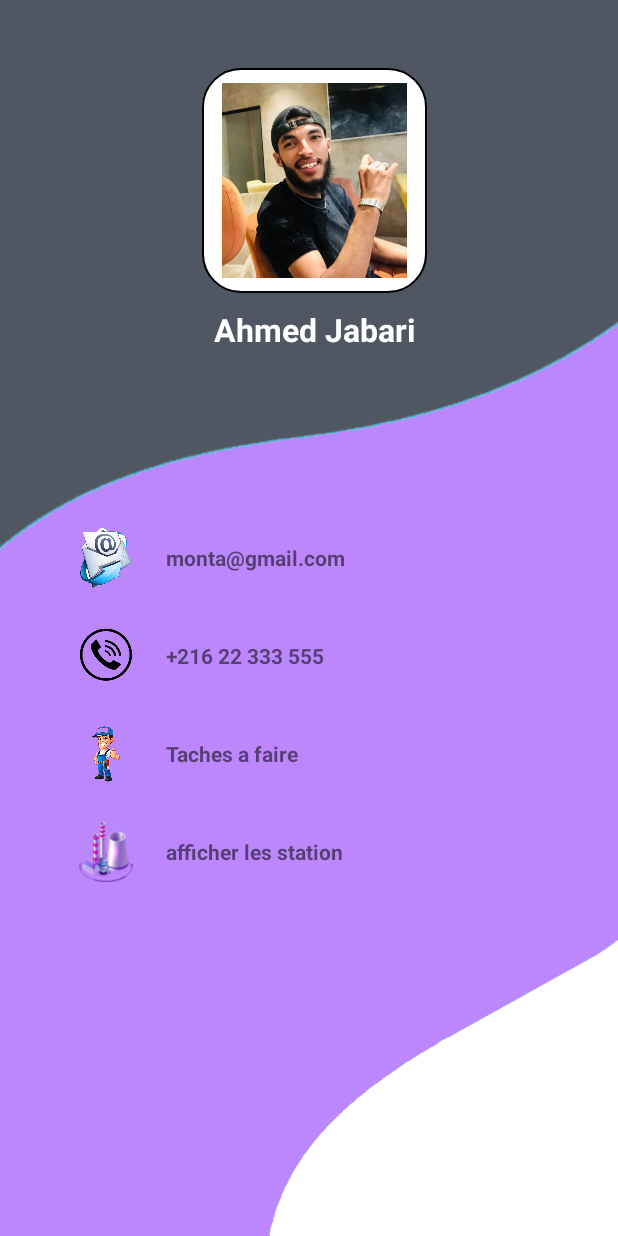
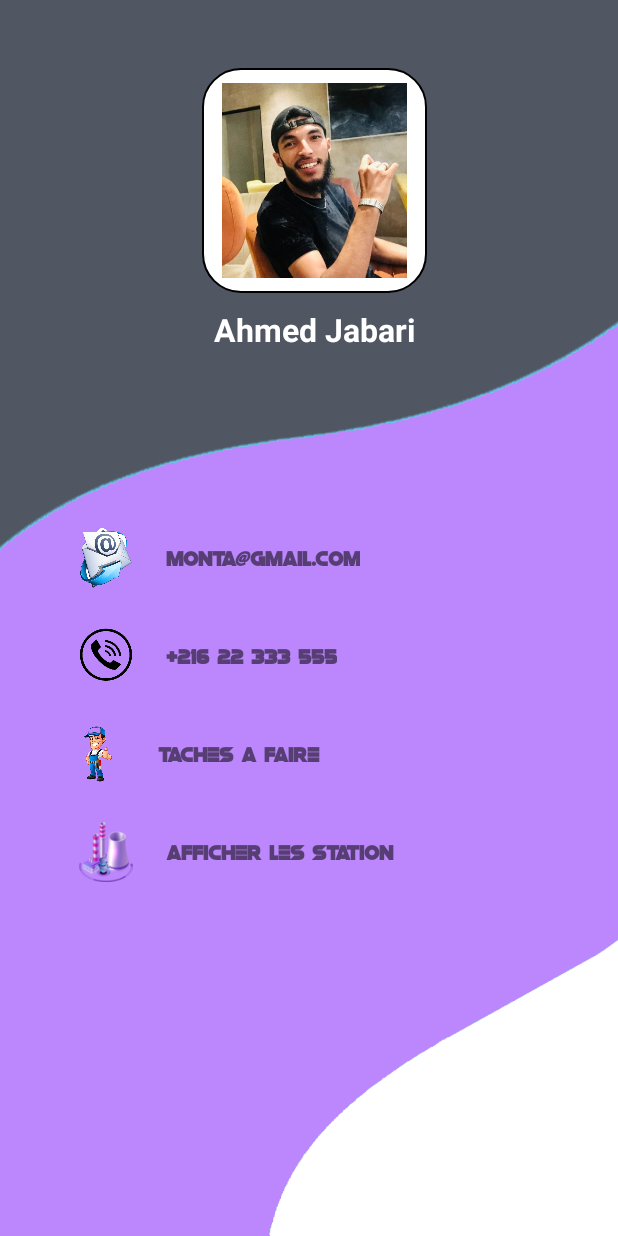
Before and after one commit to Nader-zgh/SStation, an Android app: the ProfileActivity screen opened directly, with no data from a screen before it, on a phone screen of 412 x 824 dp. Run offline under Robolectric (Android 15) with nearby library versions, the phone set to English and light mode, and no system bars.

Commit message:
Update activity_profile.xml

```diff
--- a/app/src/main/res/layout/activity_profile.xml
+++ b/app/src/main/res/layout/activity_profile.xml
@@ -71,6 +71,7 @@
             <TextView
                 android:layout_width="wrap_content"
                 android:layout_height="wrap_content"
+                android:fontFamily="@font/ss"
                 android:layout_gravity="center_vertical"
                 android:paddingLeft="20dp"
                 android:text="monta@gmail.com"
@@ -94,6 +95,7 @@
                 android:layout_height="wrap_content"
                 android:layout_gravity="center_vertical"
                 android:paddingLeft="20dp"
+                android:fontFamily="@font/ss"
                 android:text="+216 22 333 555"
                 android:textStyle="bold" />
         </LinearLayout>
@@ -103,7 +105,7 @@
             android:layout_height="wrap_content"
             android:layout_marginTop="25dp"
             android:orientation="horizontal"
-            android:paddingLeft="25dp">
+            android:paddingLeft="20dp">
 
             <ImageView
                 android:layout_width="40dp"
@@ -115,6 +117,7 @@
                 android:layout_height="wrap_content"
                 android:layout_gravity="center_vertical"
                 android:paddingLeft="20dp"
+                android:fontFamily="@font/ss"
                 android:text="Taches a faire"
                 android:textStyle="bold" />
         </LinearLayout>
@@ -137,6 +140,7 @@
                 android:layout_height="wrap_content"
                 android:layout_gravity="center_vertical"
                 android:paddingLeft="20dp"
+                android:fontFamily="@font/ss"
                 android:text="afficher les station"
                 android:textStyle="bold" />
         </LinearLayout>
```
